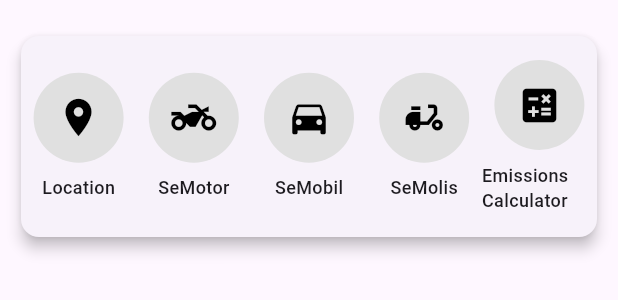
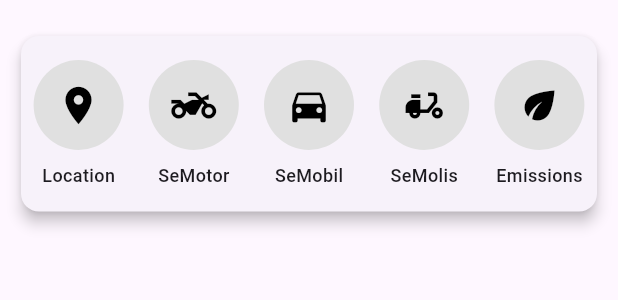
Before and after one commit to lithiaa/sewoapp, a Flutter app: the HomeApp widget shown alone on an empty page, opened directly with empty values, on a phone screen of 412 x 824 dp. Shown: the top 300 px of the screen. Run offline on Flutter 3.47's test engine with Material 3 defaults, Android fonts, the light colour scheme and no system bars; our stand-ins replace badges, bloc_concurrency, dio, dropdown_button2, equatable, flutter_bloc and 8 more; missing offline and left inert: colorize, flutter_carousel_slider; accounts and stored records are empty; network calls fail.

Commit message:
perbaikan ui

```diff
--- a/lib/home/home_app.dart
+++ b/lib/home/home_app.dart
@@ -54,8 +54,8 @@ class _HomeAppState extends State<HomeApp> {
                     _buildCircleMenuButton("SeMolis", Icons.moped, () {
                       _navigateToKatalog('SeMolis', 'SeMolis');
                     }),
-                    _buildCircleMenuButton("Emissions Calculator", Icons.calculate, () {
-                      Navigator.pushNamed(context, '/emissions');
+                    _buildCircleMenuButton("Emissions", Icons.eco, () {
+                      Navigator.of(context).pushNamed(EmissionsCalculatorPage.routeName);
                     }),
                   ],
                 ),
@@ -76,12 +76,6 @@ class _HomeAppState extends State<HomeApp> {
       },
     );
   }
-
-  /*void _navigateToEmissionsCalculator() {
-    Navigator.of(context).pushNamed(
-        EmissionsCalculatorPage.routeName
-    );
-  }*/
 
   Widget _buildCircleMenuButton(String text, IconData icon, VoidCallback onPressed) {
     return Expanded(
```
